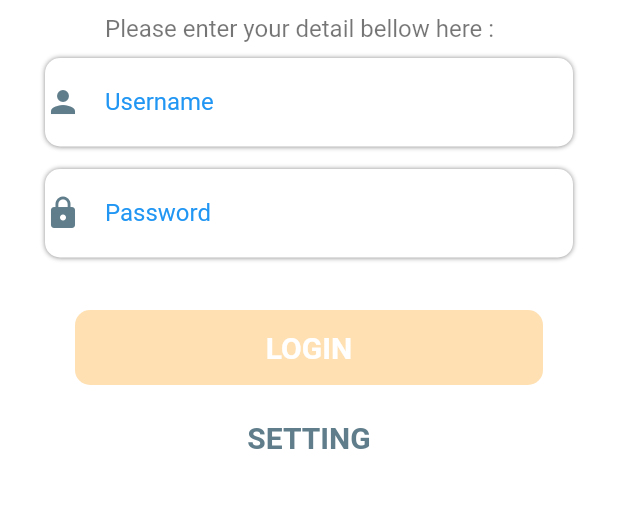
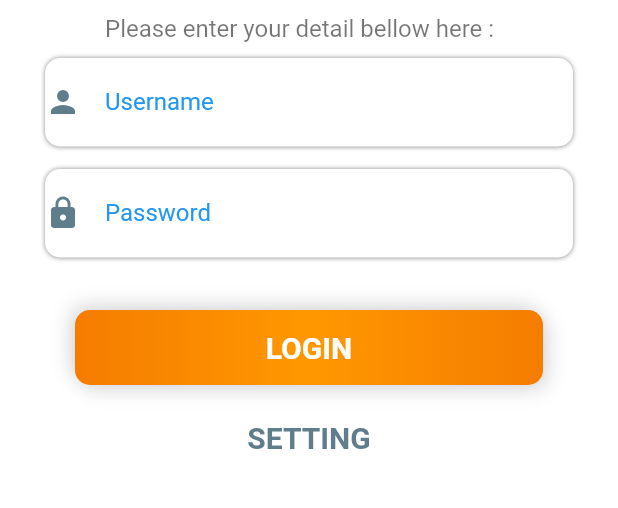
Before and after one commit to aris-wasap/wins_app, a Flutter app: the screen it shows after launch, on a phone screen of 412 x 824 dp, the part 398-906 px from its top. Run offline on Flutter 3.47's test engine with Material 2 defaults, Android fonts, the phone set to English and light mode, and no system bars; our stand-ins replace device_info, flutter_masked_text, google_fonts, rxdart, shared_preferences, sqflite; accounts and stored records are empty; generated files the repository leaves out were written again.

Commit message:
Commit UI baru sampai Receipt From Purchase Order

```diff
--- a/lib/pages/authentication_page.dart
+++ b/lib/pages/authentication_page.dart
@@ -368,7 +368,11 @@ Widget _showEnterText(AuthenticationBloc bloc) {
           height: 50.0,
           margin: EdgeInsets.symmetric(horizontal: 50),
           decoration: BoxDecoration(
-                      gradient: bgGradientPageOrange,
+                      boxShadow: [
+                        BoxShadow(color: Colors.black12, offset: Offset(4, 4), blurRadius: 10),
+                        BoxShadow(color: Colors.black12, offset: Offset(-4, -4), blurRadius: 10),
+                      ],
+                      gradient: btnGradientColor,
                       shape: BoxShape.rectangle,
                       borderRadius: BorderRadius.circular(10.0),
                     ),
--- a/lib/pages/home_menu.dart
+++ b/lib/pages/home_menu.dart
@@ -300,9 +300,9 @@ class _HomeMenuPageState extends State<HomeMenuPage> {
             crossAxisAlignment: CrossAxisAlignment.start,
             mainAxisSize: MainAxisSize.min,
             children: <Widget>[
-              SizedBox(height: 20,),
+              SizedBox(height: 10,),
               dashboardMenu(),
-              SizedBox(height: 50,),
+              SizedBox(height: 5,),
               ////GridDashboard(),
               //  Flexible(
               //   flex: 4,
```
